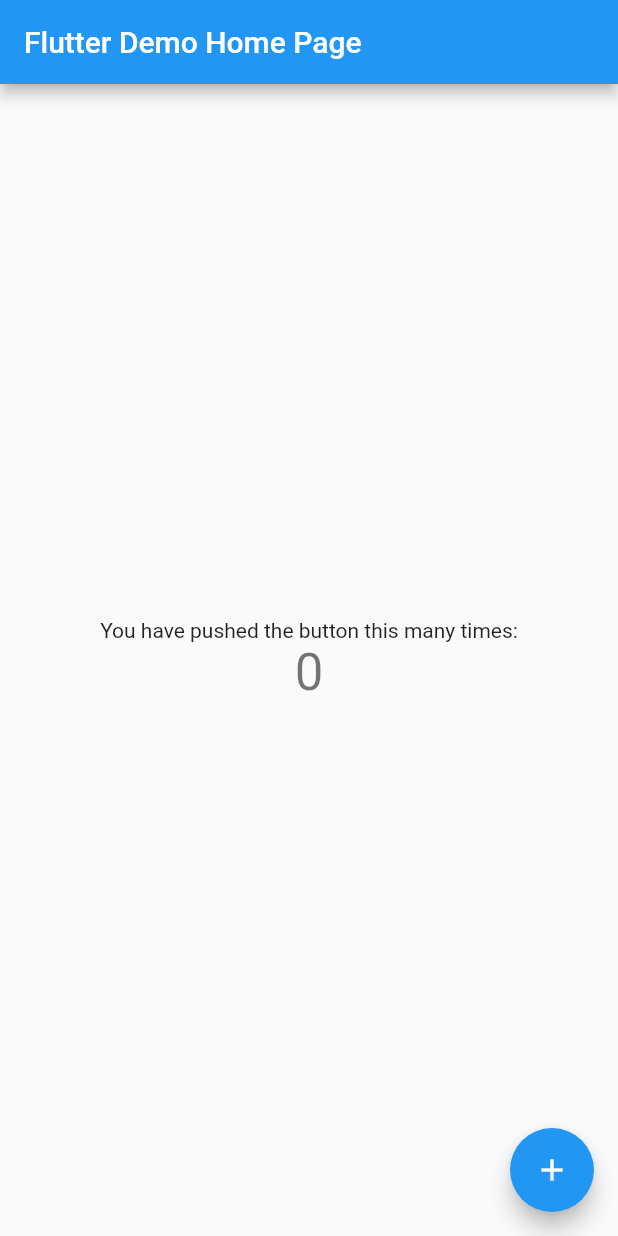
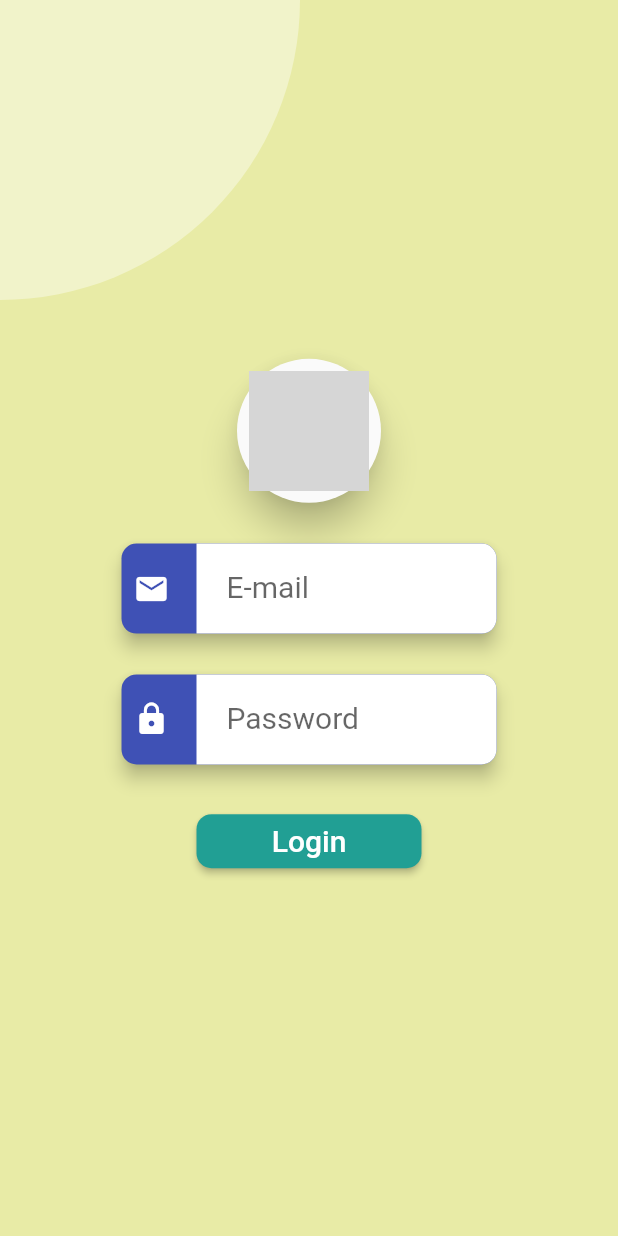
Before and after one commit to WhenGrill/MTAA_CooKcal_Frontend, a Flutter app: the screen it shows after launch, on a phone screen of 412 x 824 dp. Run offline on Flutter 3.47's test engine with Material 2 defaults, Android fonts, the phone set to English and light mode, and no system bars; grey boxes are pictures that could not be loaded.

Commit message:
Add login screen

```diff
--- /dev/null
+++ b/lib/UI/input_field.dart
@@ -0,0 +1,68 @@
+import 'package:flutter/material.dart';
+
+class InputField extends StatefulWidget {
+  Icon fieldIcon;
+  String hintText;
+
+  InputField(this.fieldIcon, this.hintText, {Key? key}) : super(key: key);
+
+  @override
+  State<InputField> createState() => _InputFieldState();
+}
+
+class _InputFieldState extends State<InputField> {
+  final _text = TextEditingController();
+  final bool _validate = false;
+
+  @override
+  Widget build(BuildContext context) {
+    return Container(
+      width: 250,
+      child: Material(
+        elevation: 5.0,
+        borderRadius: BorderRadius.all(Radius.circular(10.0)),
+        color: Colors.indigo,
+        child: Row(
+          mainAxisAlignment: MainAxisAlignment.spaceBetween,
+          children: <Widget>[
+            Padding(
+              padding: const EdgeInsets.all(8.0),
+              child: widget.fieldIcon,
+            ),
+            Container(
+              decoration: const BoxDecoration(
+                color: Colors.white,
+                borderRadius: BorderRadius.only(
+                    topRight: Radius.circular(10.0),
+                    bottomRight: Radius.circular(10.0)),
+              ),
+              width: 200,
+              height: 60,
+              child: Padding(
+                padding: const EdgeInsets.all(8.0),
+                child: Form(
+                  child: TextField(
+                    //TestField
+                    controller: _text,
+
+                    decoration: InputDecoration(
+                      errorText: _validate ? "Username" : null,
+                      border: InputBorder.none,
+                      hintText: widget.hintText,
+                      fillColor: Colors.white,
+                      filled: true,
+                    ),
+                    style: const TextStyle(
+                      fontSize: 20,
+                      color: Colors.black,
+                    ),
+                  ),
+                ),
+              ),
+            ),
+          ],
+        ),
+      ),
+    );
+  }
+}
--- /dev/null
+++ b/lib/home_page.dart
@@ -0,0 +1,21 @@
+import 'package:flutter/material.dart';
+
+class MyHomePage extends StatelessWidget {
+  const MyHomePage({Key? key}) : super(key: key);
+
+  //StatelessWidget
+
+  @override
+  Widget build(BuildContext context) {
+    return Scaffold(
+      //Home Page Scaffold
+      appBar: AppBar(
+        title: const Text("Home Page"),
+        centerTitle: true,
+      ),
+      body: const Center(
+        child: Text("My Home  Page"),
+      ),
+    );
+  }
+}
--- a/lib/main.dart
+++ b/lib/main.dart
@@ -1,115 +1,121 @@
 import 'package:flutter/material.dart';
+import 'package:cookcal/UI/input_field.dart';
+import 'package:cookcal/home_page.dart';
 
-void main() {
-  runApp(const MyApp());
-}
+void main() => runApp(const MyApp());
 
 class MyApp extends StatelessWidget {
   const MyApp({Key? key}) : super(key: key);
 
-  // This widget is the root of your application.
   @override
   Widget build(BuildContext context) {
-    return MaterialApp(
-      title: 'Flutter Demo',
-      theme: ThemeData(
-        // This is the theme of your application.
-        //
-        // Try running your application with "flutter run". You'll see the
-        // application has a blue toolbar. Then, without quitting the app, try
-        // changing the primarySwatch below to Colors.green and then invoke
-        // "hot reload" (press "r" in the console where you ran "flutter run",
-        // or simply save your changes to "hot reload" in a Flutter IDE).
-        // Notice that the counter didn't reset back to zero; the application
-        // is not restarted.
-        primarySwatch: Colors.blue,
-      ),
-      home: const MyHomePage(title: 'Flutter Demo Home Page'),
+    return const MaterialApp(
+      //Material App
+      debugShowCheckedModeBanner: false,
+      title: "Login App",
+      home: HomeScreen(),
     );
   }
 }
 
-class MyHomePage extends StatefulWidget {
-  const MyHomePage({Key? key, required this.title}) : super(key: key);
+class HomeScreen extends StatefulWidget {
+  const HomeScreen({Key? key}) : super(key: key);
 
-  // This widget is the home page of your application. It is stateful, meaning
-  // that it has a State object (defined below) that contains fields that affect
-  // how it looks.
-
-  // This class is the configuration for the state. It holds the values (in this
-  // case the title) provided by the parent (in this case the App widget) and
-  // used by the build method of the State. Fields in a Widget subclass are
-  // always marked "final".
-
-  final String title;
+  //StateFullWidget
 
   @override
-  State<MyHomePage> createState() => _MyHomePageState();
+  HomeScreenState createState() => HomeScreenState();
 }
 
-class _MyHomePageState extends State<MyHomePage> {
-  int _counter = 0;
-
-  void _incrementCounter() {
-    setState(() {
-      // This call to setState tells the Flutter framework that something has
-      // changed in this State, which causes it to rerun the build method below
-      // so that the display can reflect the updated values. If we changed
-      // _counter without calling setState(), then the build method would not be
-      // called again, and so nothing would appear to happen.
-      _counter++;
-    });
-  }
-
+class HomeScreenState extends State<HomeScreen> {
   @override
   Widget build(BuildContext context) {
-    // This method is rerun every time setState is called, for instance as done
-    // by the _incrementCounter method above.
-    //
-    // The Flutter framework has been optimized to make rerunning build methods
-    // fast, so that you can just rebuild anything that needs updating rather
-    // than having to individually change instances of widgets.
     return Scaffold(
-      appBar: AppBar(
-        // Here we take the value from the MyHomePage object that was created by
-        // the App.build method, and use it to set our appbar title.
-        title: Text(widget.title),
-      ),
-      body: Center(
-        // Center is a layout widget. It takes a single child and positions it
-        // in the middle of the parent.
-        child: Column(
-          // Column is also a layout widget. It takes a list of children and
-          // arranges them vertically. By default, it sizes itself to fit its
-          // children horizontally, and tries to be as tall as its parent.
-          //
-          // Invoke "debug painting" (press "p" in the console, choose the
-          // "Toggle Debug Paint" action from the Flutter Inspector in Android
-          // Studio, or the "Toggle Debug Paint" command in Visual Studio Code)
-          // to see the wireframe for each widget.
-          //
-          // Column has various properties to control how it sizes itself and
-          // how it positions its children. Here we use mainAxisAlignment to
-          // center the children vertically; the main axis here is the vertical
-          // axis because Columns are vertical (the cross axis would be
-          // horizontal).
-          mainAxisAlignment: MainAxisAlignment.center,
+      //Scaffold
+      body: Container(
+        width: MediaQuery.of(context).size.width,
+        height: MediaQuery.of(context).size.height,
+        color: Color.fromRGBO(232, 235, 166, 1),
+        child: Stack(
           children: <Widget>[
-            const Text(
-              'You have pushed the button this many times:',
+            Align(
+              alignment: Alignment.bottomRight,
+              heightFactor: 0.5,
+              widthFactor: 0.5,
+              child: Material(
+                borderRadius: const BorderRadius.all(Radius.circular(400.0)),
+                color: const Color.fromRGBO(255, 255, 255, 0.4),
+                child: Container(
+                  width: 400,
+                  height: 400,
+                ),
+              ),
             ),
-            Text(
-              '$_counter',
-              style: Theme.of(context).textTheme.headline4,
+            Center(
+              child: Container(
+                width: 400,
+                height: 400,
+                child: Column(
+                  mainAxisAlignment: MainAxisAlignment.spaceEvenly,
+                  children: <Widget>[
+                    Material(
+                        elevation: 10.0,
+                        borderRadius:
+                            const BorderRadius.all(Radius.circular(50.0)),
+                        child: Padding(
+                          padding: const EdgeInsets.all(8.0),
+                          child: Image.asset(
+                            "images/flutter-logo.png",
+                            width: 80,
+                            height: 80,
+                          ),
+                        )),
+                    Form(
+                      child: InputField(
+                          //Calling inputField  class
+
+                          const Icon(
+                            Icons.local_post_office,
+                            color: Colors.white,
+                          ),
+                          "E-mail"),
+                    ),
+                    Form(
+                      child: InputField(
+                          const Icon(
+                            Icons.lock,
+                            color: Colors.white,
+                          ),
+                          "Password"),
+                    ),
+                    Container(
+                      width: 150,
+                      child: RaisedButton(
+                        //Raised Button
+                        onPressed: () {
+                          Navigator.of(context).push(MaterialPageRoute(
+                              builder: (context) => MyHomePage()));
+                        },
+                        color: Color.fromRGBO(33, 159, 148, 1),
+                        textColor: Colors.white,
+                        child: const Text(
+                          "Login",
+                          style: TextStyle(fontSize: 20.0),
+                        ),
+                        shape: const RoundedRectangleBorder(
+                          borderRadius: BorderRadius.all(
+                            Radius.circular(10.0),
+                          ),
+                        ),
+                      ),
+                    ),
+                  ],
+                ),
+              ),
             ),
           ],
         ),
       ),
-      floatingActionButton: FloatingActionButton(
-        onPressed: _incrementCounter,
-        tooltip: 'Increment',
-        child: const Icon(Icons.add),
-      ), // This trailing comma makes auto-formatting nicer for build methods.
     );
   }
 }
```
Also changed, not shown: 1 other file.
